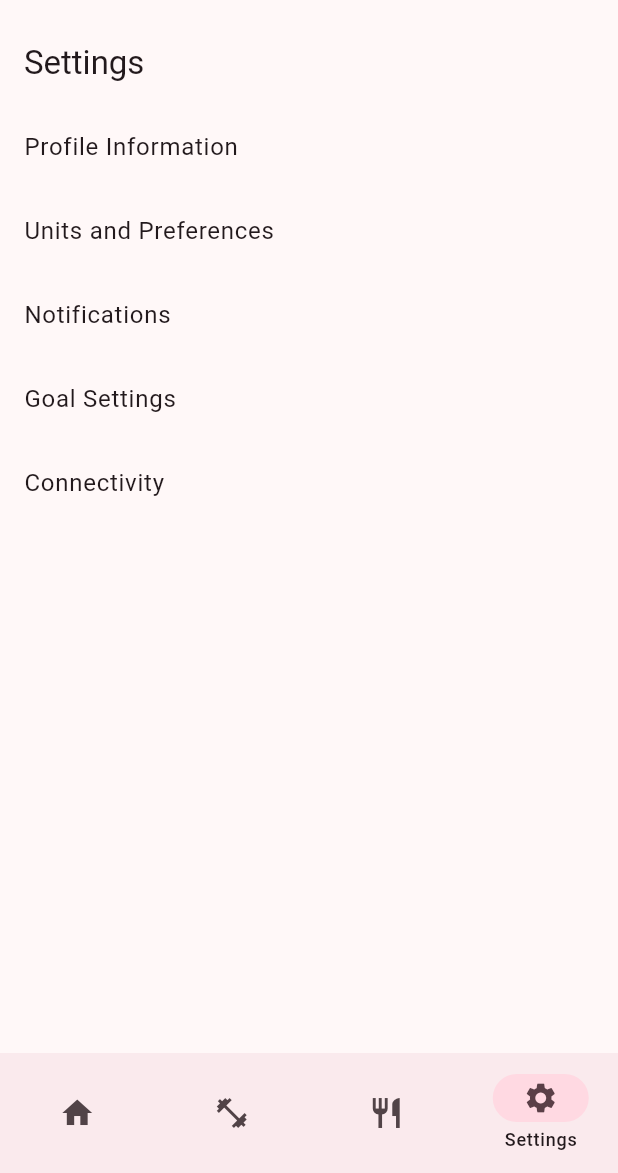
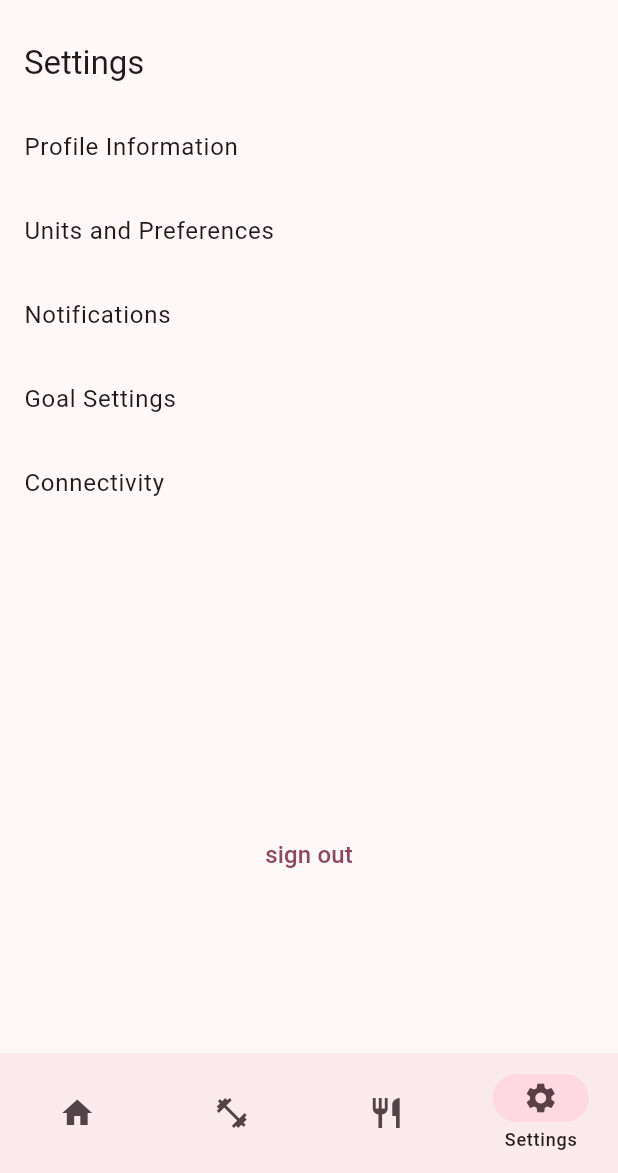
Before and after one commit to CSCI4100U/mobile-group-project-2023-mlja, a Flutter app: the screen it shows once a user with an empty profile is signed in, item 4 of the bottom bar chosen, on a phone screen of 412 x 824 dp, the part 63-1236 px from its top. Run offline on Flutter 3.47's test engine with Material 2 defaults, Android fonts, the phone set to English and light mode, and no system bars; our stand-ins replace firebase_auth, firebase_core, sqflite; missing offline and left inert: firebase_ui_auth; accounts and stored records are empty.

Commit message:
added sign out functionality

```diff
--- a/life_balance_plus/lib/view/pages/settings_page.dart
+++ b/life_balance_plus/lib/view/pages/settings_page.dart
@@ -1,4 +1,6 @@
 import 'package:flutter/material.dart';
+import 'package:firebase_auth/firebase_auth.dart';
+import 'package:life_balance_plus/authentication/authentication_gate.dart';
 
 class SettingsPage extends StatefulWidget {
   @override
@@ -72,6 +74,19 @@ class _SettingsPageState extends State<SettingsPage> {
               );
             },
           ),
+          const SizedBox(height: 196),
+          Center(
+            child: TextButton(
+              // TODO: better implement sign-out functionality
+              onPressed: () async {
+                await FirebaseAuth.instance.signOut();
+                Navigator.of(context).push(MaterialPageRoute(
+                  builder: (context) => const AuthGate(),
+                ));
+              },
+              child: Text("sign out", style: TextStyle(fontSize: 16)),
+            )
+          )
         ],
       ),
     );
```
